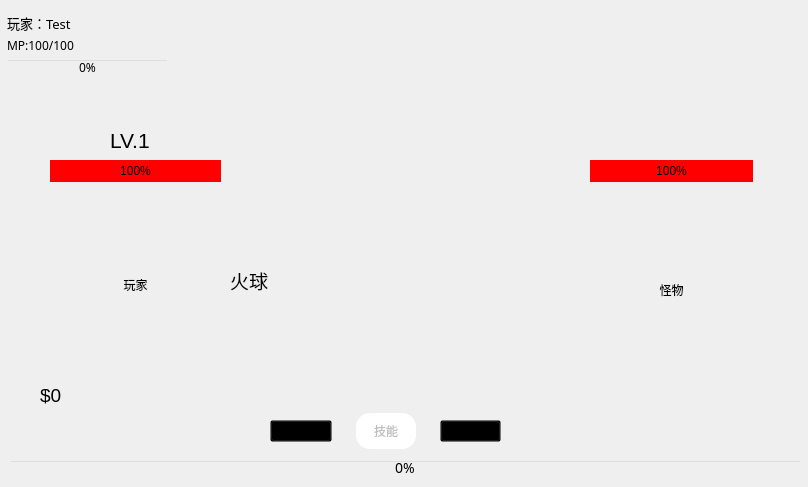
Above: ui_test_project.ui from jonny030/RPG before the change. Below: the same form after it.
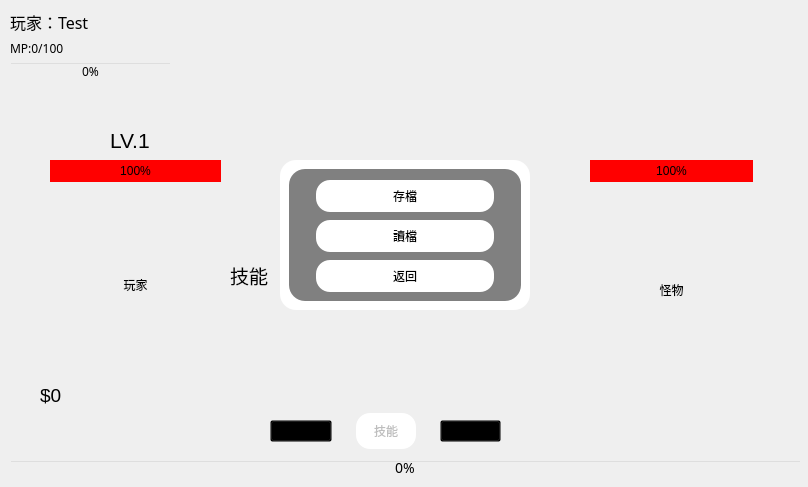
That is the form after the change. Icons and pictures are not drawn.

```diff
--- a/ui_test_project.ui
+++ b/ui_test_project.ui
@@ -45,205 +45,13 @@
    <property name="styleSheet">
     <string notr="true">background:transparent;</string>
    </property>
-   <widget class="QWidget" name="verticalLayoutWidget">
-    <property name="geometry">
-     <rect>
-      <x>0</x>
-      <y>0</y>
-      <width>781</width>
-      <height>91</height>
-     </rect>
-    </property>
-    <layout class="QVBoxLayout" name="verticalLayout">
-     <property name="spacing">
-      <number>0</number>
-     </property>
-     <item>
-      <layout class="QHBoxLayout" name="horizontalLayout">
-       <item>
-        <layout class="QHBoxLayout" name="horizontalLayout_4">
-         <item>
-          <widget class="QPushButton" name="playerButton">
-           <property name="enabled">
-            <bool>true</bool>
-           </property>
-           <property name="minimumSize">
-            <size>
-             <width>200</width>
-             <height>68</height>
-            </size>
-           </property>
-           <property name="maximumSize">
-            <size>
-             <width>16777215</width>
-             <height>88</height>
-            </size>
-           </property>
-           <property name="styleSheet">
-            <string notr="true">background-image: url(:/assets/images/profile.png);
-background-size:100% 100%;
-background-repeat: no-repeat;
-background-attachment: fixed;
-background-position: center;
-border:unset;
-min-width:200px;
-min-height:90px;
-position: relative;</string>
-           </property>
-           <property name="text">
-            <string/>
-           </property>
-           <property name="checkable">
-            <bool>false</bool>
-           </property>
-           <property name="default">
-            <bool>false</bool>
-           </property>
-           <property name="flat">
-            <bool>false</bool>
-           </property>
-          </widget>
-         </item>
-         <item>
-          <spacer name="horizontalSpacer">
-           <property name="orientation">
-            <enum>Qt::Horizontal</enum>
-           </property>
-           <property name="sizeHint" stdset="0">
-            <size>
-             <width>40</width>
-             <height>20</height>
-            </size>
-           </property>
-          </spacer>
-         </item>
-         <item>
-          <widget class="QPushButton" name="shopButton">
-           <property name="minimumSize">
-            <size>
-             <width>80</width>
-             <height>21</height>
-            </size>
-           </property>
-           <property name="maximumSize">
-            <size>
-             <width>16777215</width>
-             <height>80</height>
-            </size>
-           </property>
-           <property name="cursor">
-            <cursorShape>ArrowCursor</cursorShape>
-           </property>
-           <property name="styleSheet">
-            <string notr="true">QPushButton{
-background-image: url(:/assets/images/btnbg.png);
-background-repeat: no-repeat;
-background-attachment: fixed;
-background-position: center;
-border:unset;
-min-width:80px;
-min-height:100px;
-}
-QPushButton:hover{
-background-image: url(:/assets/images/btnbg2.png);
-}</string>
-           </property>
-           <property name="text">
-            <string/>
-           </property>
-           <property name="icon">
-            <iconset resource="images_list.qrc">
-             <normaloff>:/assets/images/store-solid.png</normaloff>:/assets/images/store-solid.png</iconset>
-           </property>
-          </widget>
-         </item>
-         <item>
-          <widget class="QPushButton" name="back">
-           <property name="minimumSize">
-            <size>
-             <width>80</width>
-             <height>20</height>
-            </size>
-           </property>
-           <property name="maximumSize">
-            <size>
-             <width>16777215</width>
-             <height>80</height>
-            </size>
-           </property>
-           <property name="styleSheet">
-            <string notr="true">QPushButton{
-background-image: url(:/assets/images/btnbg.png);
-background-repeat: no-repeat;
-background-attachment: fixed;
-background-position: center;
-border:unset;
-min-width:80px;
-min-height:100px;
-}
-QPushButton:hover{
-background-image: url(:/assets/images/btnbg2.png);
-}</string>
-           </property>
-           <property name="text">
-            <string/>
-           </property>
-           <property name="icon">
-            <iconset resource="images_list.qrc">
-             <normaloff>:/assets/images/backpack_black_24dp.png</normaloff>:/assets/images/backpack_black_24dp.png</iconset>
-           </property>
-          </widget>
-         </item>
-         <item>
-          <widget class="QPushButton" name="settingButton">
-           <property name="minimumSize">
-            <size>
-             <width>80</width>
-             <height>20</height>
-            </size>
-           </property>
-           <property name="maximumSize">
-            <size>
-             <width>16777215</width>
-             <height>80</height>
-            </size>
-           </property>
-           <property name="styleSheet">
-            <string notr="true">QPushButton{
-background-image: url(:/assets/images/btnbg.png);
-background-repeat: no-repeat;
-background-attachment: fixed;
-background-position: center;
-border:unset;
-min-width:80px;
-min-height:100px;
-}
-QPushButton:hover{
-background-image: url(:/assets/images/btnbg2.png);
-}</string>
-           </property>
-           <property name="text">
-            <string/>
-           </property>
-           <property name="icon">
-            <iconset resource="images_list.qrc">
-             <normaloff>:/assets/images/cog-solid.png</normaloff>:/assets/images/cog-solid.png</iconset>
-           </property>
-          </widget>
-         </item>
-        </layout>
-       </item>
-      </layout>
-     </item>
-    </layout>
-   </widget>
    <widget class="QWidget" name="layoutWidget">
     <property name="geometry">
      <rect>
-      <x>7</x>
-      <y>14</y>
+      <x>10</x>
+      <y>10</y>
       <width>161</width>
-      <height>61</height>
+      <height>71</height>
      </rect>
     </property>
     <layout class="QVBoxLayout" name="verticalLayout_2">
@@ -258,7 +66,7 @@
        <property name="font">
         <font>
          <family>微軟正黑體</family>
-         <pointsize>10</pointsize>
+         <pointsize>12</pointsize>
         </font>
        </property>
        <property name="text">
@@ -283,7 +91,7 @@
         </font>
        </property>
        <property name="text">
-        <string>MP:100/100</string>
+        <string>MP:0/100</string>
        </property>
       </widget>
      </item>
@@ -1611,9 +1419,9 @@
     <property name="geometry">
      <rect>
       <x>230</x>
-      <y>260</y>
-      <width>71</width>
-      <height>41</height>
+      <y>230</y>
+      <width>121</width>
+      <height>91</height>
      </rect>
     </property>
     <property name="font">
@@ -1623,7 +1431,7 @@
      </font>
     </property>
     <property name="text">
-     <string>火球</string>
+     <string>技能</string>
     </property>
    </widget>
    <widget class="QWidget" name="layoutWidget">
@@ -1719,6 +1527,289 @@
      <string/>
     </property>
    </widget>
+   <widget class="QPushButton" name="pushButton">
+    <property name="geometry">
+     <rect>
+      <x>5</x>
+      <y>3</y>
+      <width>200</width>
+      <height>91</height>
+     </rect>
+    </property>
+    <property name="styleSheet">
+     <string notr="true">background-image: url(:/assets/images/profile.png);
+background-size:100% 100%;
+background-repeat: no-repeat;
+background-attachment: fixed;
+background-position: center;
+border:unset;
+min-width:200px;
+min-height:90px;
+position: relative;</string>
+    </property>
+    <property name="text">
+     <string/>
+    </property>
+   </widget>
+   <widget class="QWidget" name="layoutWidget">
+    <property name="geometry">
+     <rect>
+      <x>550</x>
+      <y>0</y>
+      <width>254</width>
+      <height>102</height>
+     </rect>
+    </property>
+    <layout class="QHBoxLayout" name="horizontalLayout">
+     <item>
+      <widget class="QPushButton" name="shopButton">
+       <property name="minimumSize">
+        <size>
+         <width>80</width>
+         <height>100</height>
+        </size>
+       </property>
+       <property name="maximumSize">
+        <size>
+         <width>16777215</width>
+         <height>80</height>
+        </size>
+       </property>
+       <property name="cursor">
+        <cursorShape>ArrowCursor</cursorShape>
+       </property>
+       <property name="styleSheet">
+        <string notr="true">QPushButton{
+background-image: url(:/assets/images/btnbg.png);
+background-repeat: no-repeat;
+background-attachment: fixed;
+background-position: center;
+border:unset;
+min-width:80px;
+min-height:100px;
+}
+QPushButton:hover{
+background-image: url(:/assets/images/btnbg2.png);
+}</string>
+       </property>
+       <property name="text">
+        <string/>
+       </property>
+       <property name="icon">
+        <iconset resource="images_list.qrc">
+         <normaloff>:/assets/images/store-solid.png</normaloff>:/assets/images/store-solid.png</iconset>
+       </property>
+      </widget>
+     </item>
+     <item>
+      <widget class="QPushButton" name="back">
+       <property name="minimumSize">
+        <size>
+         <width>80</width>
+         <height>100</height>
+        </size>
+       </property>
+       <property name="maximumSize">
+        <size>
+         <width>16777215</width>
+         <height>80</height>
+        </size>
+       </property>
+       <property name="styleSheet">
+        <string notr="true">QPushButton{
+background-image: url(:/assets/images/btnbg.png);
+background-repeat: no-repeat;
+background-attachment: fixed;
+background-position: center;
+border:unset;
+min-width:80px;
+min-height:100px;
+}
+QPushButton:hover{
+background-image: url(:/assets/images/btnbg2.png);
+}</string>
+       </property>
+       <property name="text">
+        <string/>
+       </property>
+       <property name="icon">
+        <iconset resource="images_list.qrc">
+         <normaloff>:/assets/images/backpack_black_24dp.png</normaloff>:/assets/images/backpack_black_24dp.png</iconset>
+       </property>
+      </widget>
+     </item>
+     <item>
+      <widget class="QPushButton" name="settingButton">
+       <property name="minimumSize">
+        <size>
+         <width>80</width>
+         <height>100</height>
+        </size>
+       </property>
+       <property name="maximumSize">
+        <size>
+         <width>16777215</width>
+         <height>80</height>
+        </size>
+       </property>
+       <property name="styleSheet">
+        <string notr="true">QPushButton{
+background-image: url(:/assets/images/btnbg.png);
+background-repeat: no-repeat;
+background-attachment: fixed;
+background-position: center;
+border:unset;
+min-width:80px;
+min-height:100px;
+}
+QPushButton:hover{
+background-image: url(:/assets/images/btnbg2.png);
+}</string>
+       </property>
+       <property name="text">
+        <string/>
+       </property>
+       <property name="icon">
+        <iconset resource="images_list.qrc">
+         <normaloff>:/assets/images/cog-solid.png</normaloff>:/assets/images/cog-solid.png</iconset>
+       </property>
+      </widget>
+     </item>
+    </layout>
+   </widget>
+   <widget class="QFrame" name="setting_save">
+    <property name="geometry">
+     <rect>
+      <x>280</x>
+      <y>160</y>
+      <width>250</width>
+      <height>150</height>
+     </rect>
+    </property>
+    <property name="minimumSize">
+     <size>
+      <width>250</width>
+      <height>150</height>
+     </size>
+    </property>
+    <property name="maximumSize">
+     <size>
+      <width>0</width>
+      <height>0</height>
+     </size>
+    </property>
+    <property name="styleSheet">
+     <string notr="true">background-color: rgb(255,255,255);
+border-radius:16px;
+border:solid black 3px;</string>
+    </property>
+    <layout class="QHBoxLayout" name="horizontalLayout_4">
+     <property name="leftMargin">
+      <number>9</number>
+     </property>
+     <property name="topMargin">
+      <number>9</number>
+     </property>
+     <property name="rightMargin">
+      <number>9</number>
+     </property>
+     <property name="bottomMargin">
+      <number>9</number>
+     </property>
+     <item>
+      <widget class="QFrame" name="verticalFrame">
+       <property name="styleSheet">
+        <string notr="true">background:gray;
+</string>
+       </property>
+       <layout class="QVBoxLayout" name="verticalLayout" stretch="0,0,0">
+        <property name="leftMargin">
+         <number>9</number>
+        </property>
+        <property name="topMargin">
+         <number>9</number>
+        </property>
+        <property name="rightMargin">
+         <number>9</number>
+        </property>
+        <property name="bottomMargin">
+         <number>9</number>
+        </property>
+        <item>
+         <widget class="QPushButton" name="savegame">
+          <property name="styleSheet">
+           <string notr="true">QPushButton{
+	background-color: rgb(255, 255, 255);
+	padding:4px 16px;
+	margin:0px 16px;
+	border-radius:16px;
+	border:solid 3px black;
+	border-width:4px;
+	min-width:20px;
+	min-height:20px;
+}
+QPushButton:hover{
+	background:rgb(222, 222, 222);
+}</string>
+          </property>
+          <property name="text">
+           <string>存檔</string>
+          </property>
+         </widget>
+        </item>
+        <item>
+         <widget class="QPushButton" name="inputgame">
+          <property name="styleSheet">
+           <string notr="true">QPushButton{
+	background-color: rgb(255, 255, 255);
+	padding:4px 16px;
+	margin:0px 16px;
+	border-radius:16px;
+	border:solid 3px black;
+	border-width:4px;
+	min-width:20px;
+	min-height:20px;
+}
+QPushButton:hover{
+	background:rgb(222, 222, 222);
+}</string>
+          </property>
+          <property name="text">
+           <string>讀檔</string>
+          </property>
+         </widget>
+        </item>
+        <item>
+         <widget class="QPushButton" name="clos">
+          <property name="styleSheet">
+           <string notr="true">QPushButton{
+	background-color: rgb(255, 255, 255);
+	padding:4px 16px;
+	margin:0px 16px;
+	border-radius:16px;
+	border:solid 3px black;
+	border-width:4px;
+	min-width:20px;
+	min-height:20px;
+}
+QPushButton:hover{
+	background:rgb(222, 222, 222);
+}</string>
+          </property>
+          <property name="text">
+           <string>返回</string>
+          </property>
+         </widget>
+        </item>
+       </layout>
+      </widget>
+     </item>
+    </layout>
+   </widget>
+   <zorder>setting_gui</zorder>
+   <zorder>pushButton</zorder>
+   <zorder>layoutWidget</zorder>
+   <zorder>monster_Collision</zorder>
    <zorder>layoutWidget</zorder>
    <zorder>money</zorder>
    <zorder>skills</zorder>
```
Left out of the diff: 10 changed lines with no effect on the pictures.
